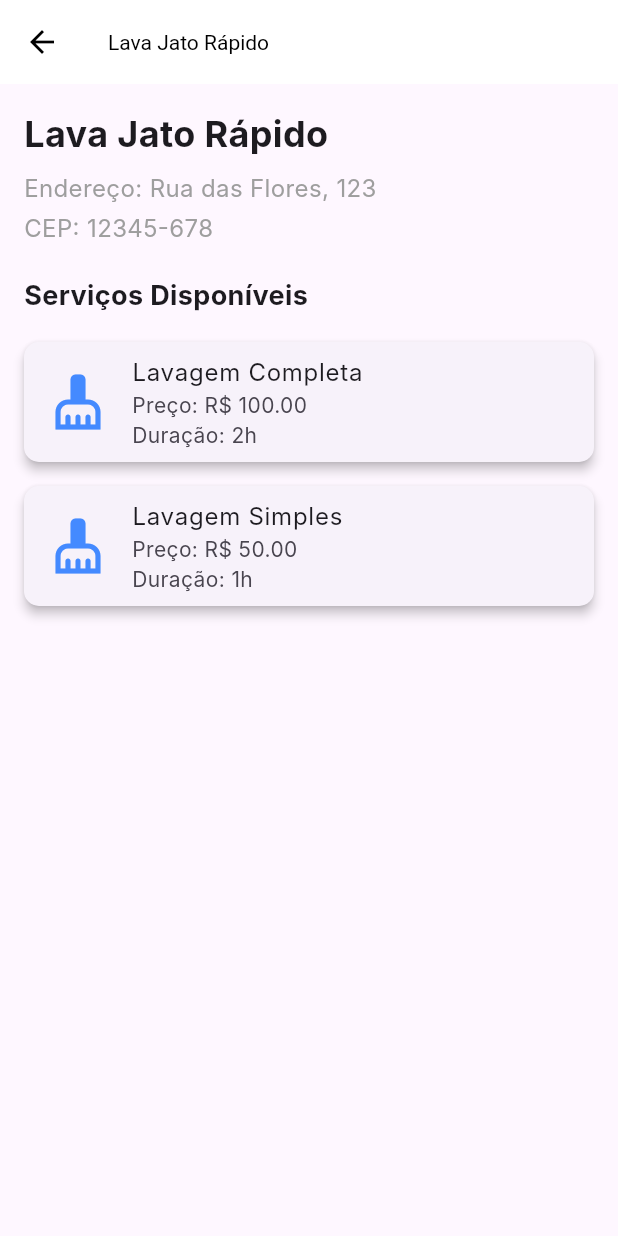
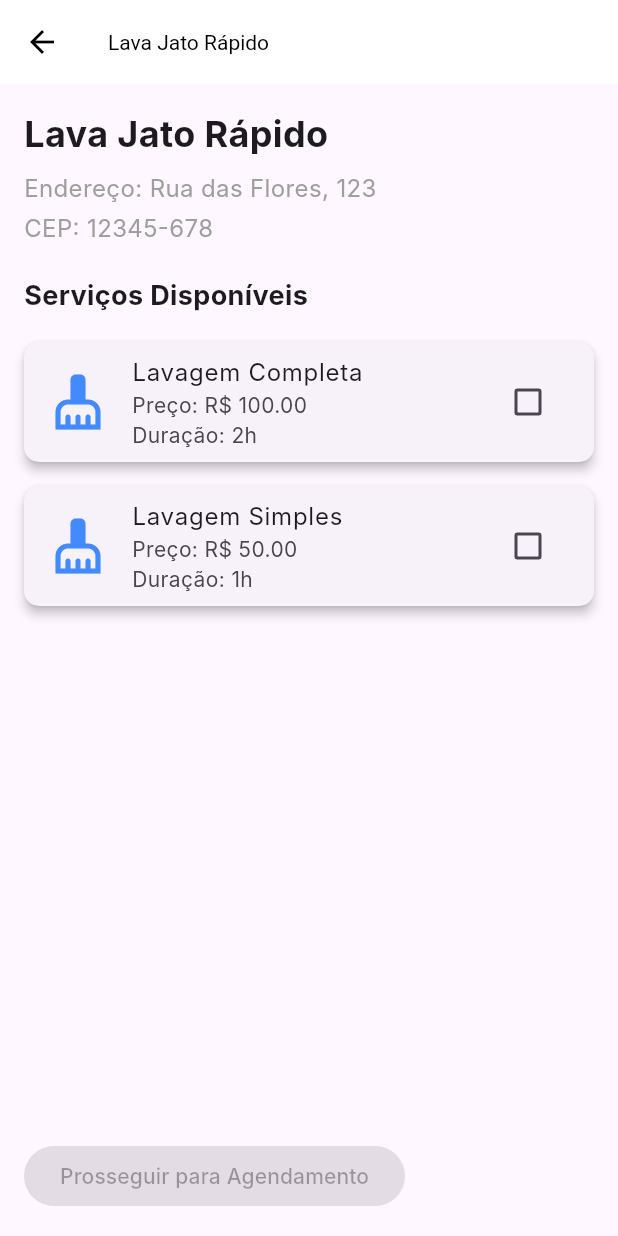
Before and after one commit to alison-luiz/cleancar_ppdm, a Flutter app: the CarWashListScreen screen opened by its route, after a tap on "Lava Jato Rápido", on a phone screen of 412 x 824 dp. Run offline on Flutter 3.47's test engine with Material 3 defaults, Android fonts, the light colour scheme and no system bars; Roboto replaces fonts that are missing (Inter).

Commit message:
WIP: page schedules

```diff
--- /dev/null
+++ b/lib/models/appointment.dart
@@ -0,0 +1,13 @@
+class Appointment {
+  final String serviceId;
+  final String serviceName;
+  final DateTime date;
+  final String time;
+
+  Appointment({
+    required this.serviceId,
+    required this.serviceName,
+    required this.date,
+    required this.time,
+  });
+}
--- a/lib/screens/car_wash_detail_screen.dart
+++ b/lib/screens/car_wash_detail_screen.dart
@@ -1,9 +1,17 @@
 import 'package:flutter/material.dart';
 import '../models/car_wash.dart';
+import '../models/service.dart';
 import '../widgets/custom_drawer.dart';
 
-class CarWashDetailScreen extends StatelessWidget {
+class CarWashDetailScreen extends StatefulWidget {
   const CarWashDetailScreen({super.key});
+
+  @override
+  _CarWashDetailScreenState createState() => _CarWashDetailScreenState();
+}
+
+class _CarWashDetailScreenState extends State<CarWashDetailScreen> {
+  final List<Service> _selectedServices = [];
 
   @override
   Widget build(BuildContext context) {
@@ -69,17 +77,42 @@ class CarWashDetailScreen extends StatelessWidget {
                     shape: RoundedRectangleBorder(
                       borderRadius: BorderRadius.circular(10),
                     ),
-                    child: ListTile(
+                    child: CheckboxListTile(
                       title: Text(service.name),
                       subtitle: Text(
                         'Preço: R\$ ${service.price.toStringAsFixed(2)}\nDuração: ${service.duration}',
                       ),
-                      leading: const Icon(Icons.cleaning_services,
-                          size: 40, color: Colors.blueAccent),
+                      value: _selectedServices.contains(service),
+                      onChanged: (bool? value) {
+                        setState(() {
+                          if (value == true) {
+                            _selectedServices.add(service);
+                          } else {
+                            _selectedServices.remove(service);
+                          }
+                        });
+                      },
+                      secondary: const Icon(
+                        Icons.cleaning_services,
+                        size: 40,
+                        color: Colors.blueAccent,
+                      ),
                     ),
                   );
                 },
               ),
+            ),
+            ElevatedButton(
+              onPressed: _selectedServices.isNotEmpty
+                  ? () {
+                      Navigator.pushNamed(
+                        context,
+                        '/schedule', // Navega para a tela de agendamento
+                        arguments: _selectedServices,
+                      );
+                    }
+                  : null, // Desabilita o botão se nenhum serviço for selecionado
+              child: const Text('Prosseguir para Agendamento'),
             ),
           ],
         ),
--- a/lib/widgets/custom_drawer.dart
+++ b/lib/widgets/custom_drawer.dart
@@ -42,6 +42,13 @@ class CustomDrawer extends StatelessWidget {
               Navigator.pushNamed(context, '/add');
             },
           ),
+          ListTile(
+            leading: const Icon(Icons.add),
+            title: const Text('Serviços Agendados'),
+            onTap: () {
+              Navigator.pushNamed(context, '/appointments');
+            },
+          ),
         ],
       ),
     );
```
Also changed, not shown: lib/main.dart (+19 -0 lines), lib/screens/appointment_list_screen.dart (added, +51 -0 lines), lib/screens/schedule_screen.dart (added, +162 -0 lines).
